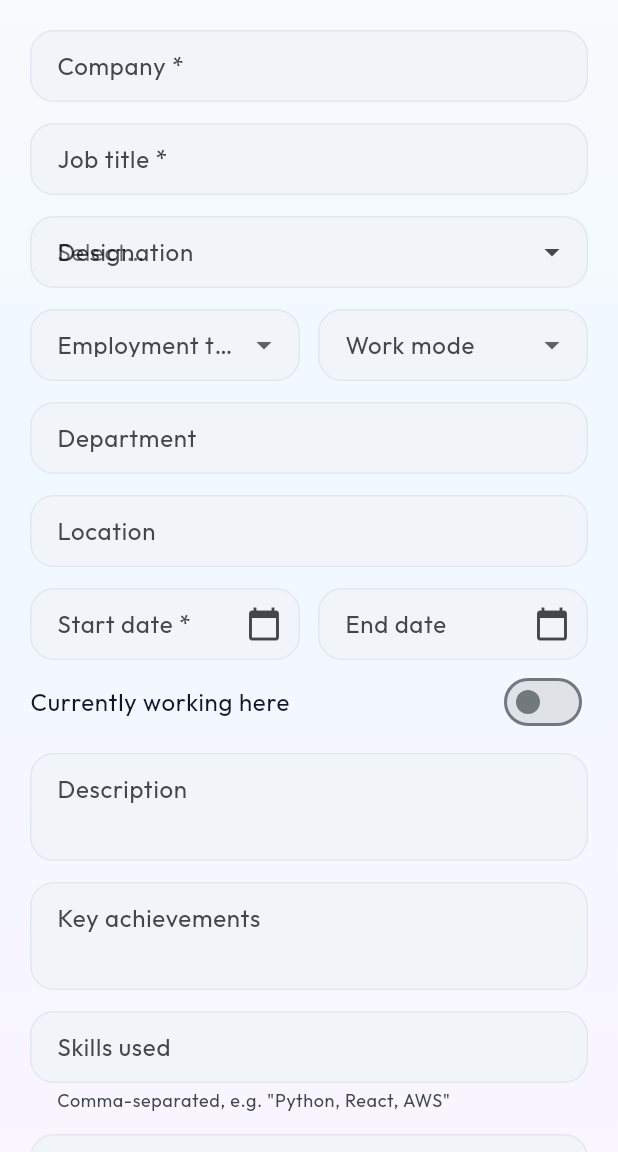
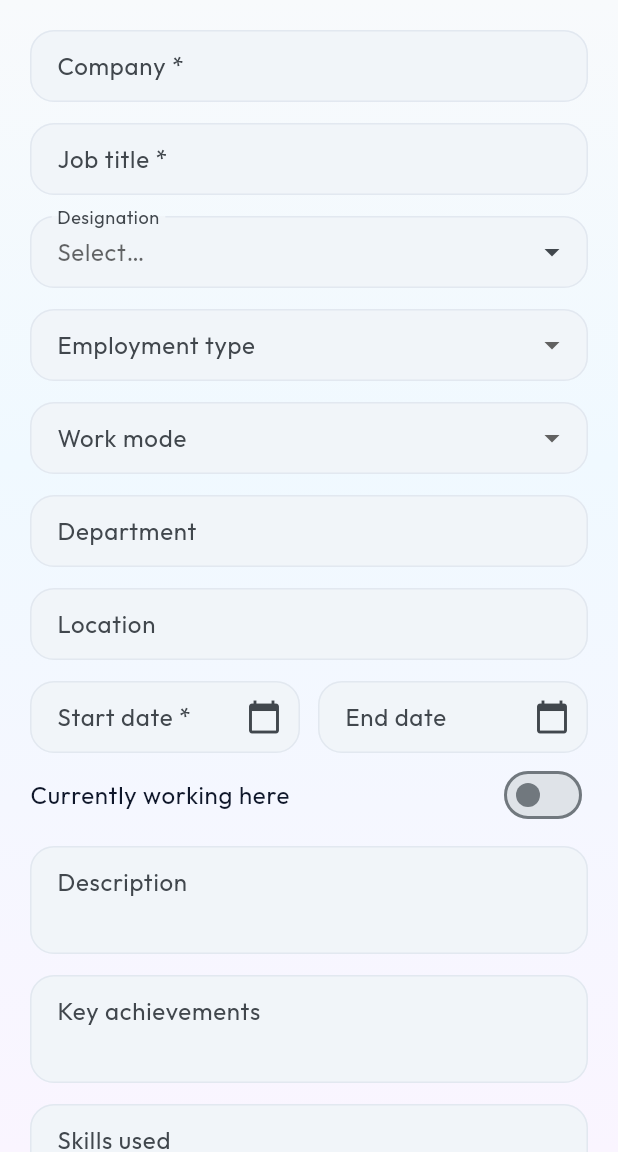
Before and after one commit to girishinindia/gum_flutter, a Flutter app: the _ExperienceFormScreen screen opened directly, on a phone screen of 412 x 824 dp, the part 84-1236 px from its top. Run offline on Flutter 3.47's test engine with Material 3 defaults, Android fonts, the phone set to English and light mode, and no system bars; our stand-ins replace dio, equatable, file_picker, flutter_animate, flutter_bloc, flutter_secure_storage and 5 more; accounts and stored records are empty; network calls fail; statements that could not run were skipped; project files that could hold a hidden picture were left out.

Commit message:
dropdown issue done

```diff
--- a/lib/features/profile/presentation/sections/basic_info_section.dart
+++ b/lib/features/profile/presentation/sections/basic_info_section.dart
@@ -318,6 +318,7 @@ class _BasicInfoSectionState extends State<BasicInfoSection> {
                     ),
                     const SizedBox(height: 14),
                     DropdownButtonFormField<String>(
+                      dropdownColor: Colors.white,
                       initialValue: _gender,
                       decoration: const InputDecoration(labelText: 'Gender'),
                       items: const [
--- a/lib/features/profile/presentation/sections/contact_section.dart
+++ b/lib/features/profile/presentation/sections/contact_section.dart
@@ -148,6 +148,7 @@ class _ContactSectionState extends State<ContactSection> {
                     ),
                     const SizedBox(height: 14),
                     DropdownButtonFormField<String>(
+                      dropdownColor: Colors.white,
                       initialValue: _relation,
                       decoration: const InputDecoration(labelText: 'Relation'),
                       items: _relations.map((r) => DropdownMenuItem(
--- a/lib/features/profile/presentation/sections/education_section.dart
+++ b/lib/features/profile/presentation/sections/education_section.dart
@@ -521,6 +521,7 @@ class _EducationFormScreenState extends State<_EducationFormScreen> {
                     const SizedBox(width: 12),
                     Expanded(
                       child: DropdownButtonFormField<String>(
+                        dropdownColor: Colors.white,
                         initialValue: _gradeType,
                         decoration: const InputDecoration(labelText: 'Type'),
                         items: _gradeTypes.map((g) => DropdownMenuItem(
--- a/lib/features/profile/presentation/sections/experience_section.dart
+++ b/lib/features/profile/presentation/sections/experience_section.dart
@@ -405,10 +405,17 @@ class _ExperienceFormScreenState extends State<_ExperienceFormScreen> {
                   onSelected: (d) => setState(() => _designation = d),
                 ),
                 const SizedBox(height: 14),
-                Row(
-                  children: [
-                    Expanded(
-                      child: DropdownButtonFormField<String>(
+                // Phase 36.3 — stack vertically on narrow screens.
+                //
+                // The previous Row+Expanded layout left ~150px per cell,
+                // not enough for DropdownButtonFormField's intrinsic
+                // minimum (label + selected text + chevron). On Pixel-4
+                // class viewports this overflowed by ~35px. Going
+                // vertical avoids the squeeze entirely and matches what
+                // every other long-label form field on this screen does.
+                DropdownButtonFormField<String>(
+                  dropdownColor: Colors.white,
+                  isExpanded: true,
                   initialValue: _employmentType,
                   decoration: const InputDecoration(labelText: 'Employment type'),
                   items: _employmentTypes.map((e) => DropdownMenuItem(
@@ -417,10 +424,10 @@ class _ExperienceFormScreenState extends State<_ExperienceFormScreen> {
                       )).toList(),
                   onChanged: (v) => setState(() => _employmentType = v),
                 ),
-                    ),
-                    const SizedBox(width: 12),
-                    Expanded(
-                      child: DropdownButtonFormField<String>(
+                const SizedBox(height: 14),
+                DropdownButtonFormField<String>(
+                  dropdownColor: Colors.white,
+                  isExpanded: true,
                   initialValue: _workMode,
                   decoration: const InputDecoration(labelText: 'Work mode'),
                   items: _workModes.map((w) => DropdownMenuItem(
@@ -428,9 +435,6 @@ class _ExperienceFormScreenState extends State<_ExperienceFormScreen> {
                         child: Text(_titleCase(w)),
                       )).toList(),
                   onChanged: (v) => setState(() => _workMode = v),
-                      ),
-                    ),
-                  ],
                 ),
                 const SizedBox(height: 14),
                 TextFormField(
--- a/lib/features/profile/presentation/sections/languages_section.dart
+++ b/lib/features/profile/presentation/sections/languages_section.dart
@@ -98,6 +98,7 @@ class _LanguagesSectionState extends State<LanguagesSection> {
                 crossAxisAlignment: CrossAxisAlignment.stretch,
                 children: [
                   DropdownButtonFormField<String>(
+                    dropdownColor: Colors.white,
                     initialValue: prof,
                     decoration: const InputDecoration(labelText: 'Proficiency'),
                     items: _proficiencies.map((p) => DropdownMenuItem(
--- a/lib/features/profile/presentation/sections/projects_section.dart
+++ b/lib/features/profile/presentation/sections/projects_section.dart
@@ -419,6 +419,7 @@ class _ProjectFormScreenState extends State<_ProjectFormScreen> {
                 ),
                 const SizedBox(height: 14),
                 DropdownButtonFormField<String>(
+                  dropdownColor: Colors.white,
                   initialValue: _status,
                   decoration: const InputDecoration(labelText: 'Status'),
                   items: _statuses.map((s) => DropdownMenuItem(
--- a/lib/features/profile/presentation/sections/skills_section.dart
+++ b/lib/features/profile/presentation/sections/skills_section.dart
@@ -324,6 +324,7 @@ class _SkillDialogBodyState extends State<_SkillDialogBody> {
           crossAxisAlignment: CrossAxisAlignment.stretch,
           children: [
             DropdownButtonFormField<String>(
+              dropdownColor: Colors.white,
               initialValue: _prof,
               decoration: const InputDecoration(labelText: 'Proficiency'),
               items: widget.proficiencies.map((p) => DropdownMenuItem(
--- a/lib/features/profile/presentation/widgets/searchable_select.dart
+++ b/lib/features/profile/presentation/widgets/searchable_select.dart
@@ -55,12 +55,28 @@ class SearchableSelect<T> extends StatelessWidget {
     // parameter — keeps `null_check_on_nullable_type_parameter` happy.
     final sel = selectedItem;
     final selectedLabel = sel == null ? null : labelOf(sel);
+
+    // Phase 36.1 fix — `InputDecorator` with `isEmpty: true` already
+    // renders `labelText` at the rest-position (where input text would
+    // normally appear). If we ALSO render the placeholder string as the
+    // child, both texts land on top of each other → the user sees
+    // "Sttreet state" / "Solectry" / "Bluferform" mashups.
+    //
+    // Behaviour we want:
+    //   • Nothing selected: float the label and show the placeholder
+    //     in muted text below — like every other text field.
+    //   • Something selected: float the label and show the value.
+    //
+    // We get that by FORCING `isEmpty: false` and rendering either the
+    // selected label or the placeholder ourselves. The label always
+    // floats; the body text never collides with it.
     return InkWell(
       onTap: (enabled && !isLoading) ? () => _openPicker(context) : null,
       borderRadius: BorderRadius.circular(8),
       child: InputDecorator(
         decoration: InputDecoration(
           labelText: label,
+          floatingLabelBehavior: FloatingLabelBehavior.always,
           errorText: errorText,
           helperText: helperText,
           prefixIcon: prefixIcon,
@@ -75,7 +91,7 @@ class SearchableSelect<T> extends StatelessWidget {
                 )
               : const Icon(Icons.arrow_drop_down),
         ),
-        isEmpty: selectedLabel == null,
+        isEmpty: false,
         child: Text(
           selectedLabel ?? placeholder,
           style: selectedLabel == null
```
Also changed, not shown: lib/core/theme/app_theme.dart (+28 -0 lines). Lines whose indentation alone changed are shown as unchanged.
